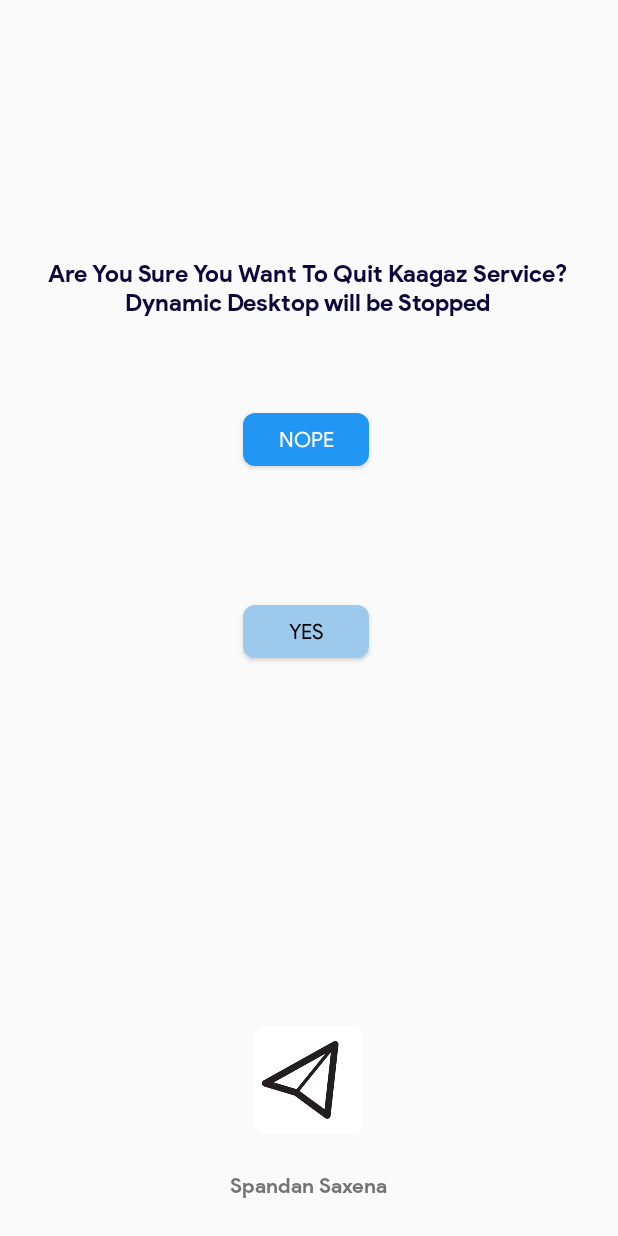
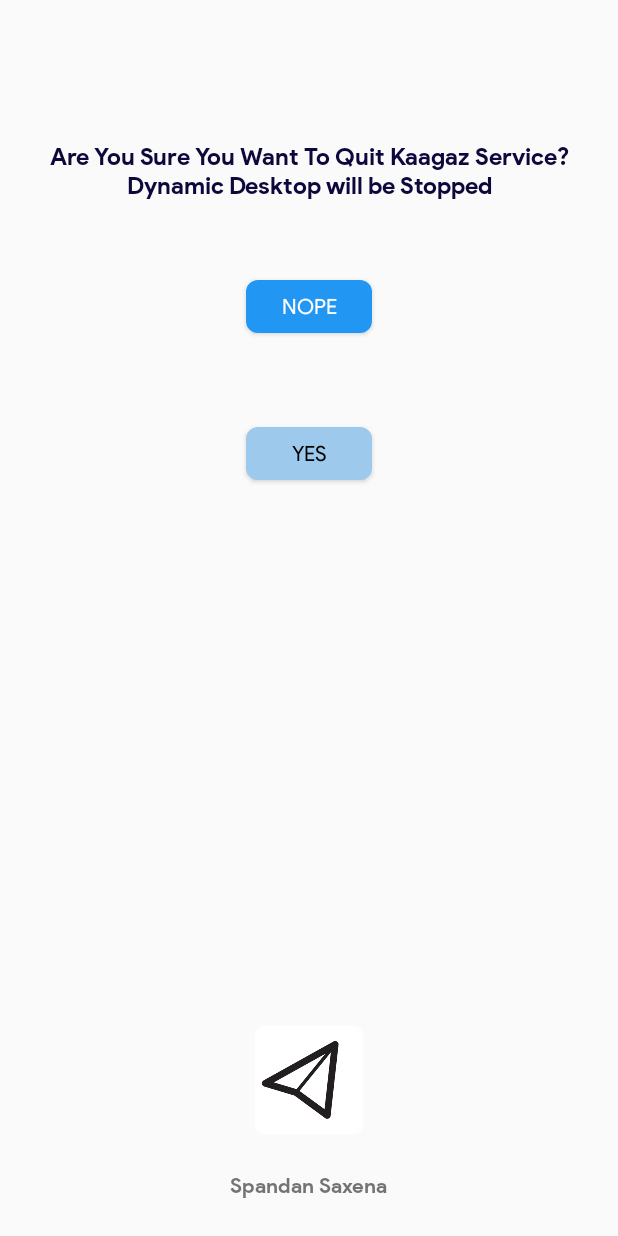
Before and after one commit to the-rebooted-coder/Kaagaz, an Android app: the Settings screen opened directly, with no data from a screen before it, on a phone screen of 412 x 824 dp. Run offline under Robolectric (Android 15) with nearby library versions, the phone set to English and light mode, and no system bars; libraries missing offline, so code that uses them is left out: com.pedromassango.doubleclick; 1 statement that could not run was skipped.

Commit message:
Fixed Settings Activity Layout

```diff
--- a/app/src/main/res/layout-night/activity_settings.xml
+++ b/app/src/main/res/layout-night/activity_settings.xml
@@ -44,48 +44,42 @@
         android:id="@+id/textView2"
         android:layout_width="wrap_content"
         android:layout_height="wrap_content"
-        android:layout_marginStart="175dp"
-        android:layout_marginTop="172dp"
-        android:layout_marginEnd="178dp"
-        android:layout_marginBottom="63dp"
         android:fontFamily="@font/productsansbold"
         android:text="@string/final_confirmation"
         android:textAlignment="center"
-        android:textColor="@color/white"
+        android:textColor="@color/yello_ish"
         android:textSize="16sp"
-        app:layout_constraintBottom_toTopOf="@+id/nope"
+        app:layout_constraintBottom_toBottomOf="parent"
         app:layout_constraintEnd_toEndOf="parent"
         app:layout_constraintStart_toStartOf="parent"
         app:layout_constraintTop_toTopOf="parent"
-        app:layout_constraintVertical_bias="0.16000003" />
+        app:layout_constraintVertical_bias="0.120000005" />
 
     <Button
         android:id="@+id/yes"
         android:layout_width="84dp"
         android:layout_height="35dp"
-        android:layout_marginStart="159dp"
-        android:layout_marginEnd="164dp"
-        android:layout_marginBottom="245dp"
         android:background="@drawable/roundedbutton5"
         android:fontFamily="@font/productsans"
         android:text="@string/yes"
         android:textColor="@android:color/black"
-        app:layout_constraintBottom_toTopOf="@+id/imageView2"
+        app:layout_constraintBottom_toBottomOf="parent"
         app:layout_constraintEnd_toEndOf="parent"
-        app:layout_constraintStart_toStartOf="parent" />
+        app:layout_constraintStart_toStartOf="parent"
+        app:layout_constraintTop_toBottomOf="@+id/nope"
+        app:layout_constraintVertical_bias="0.110000014" />
 
     <Button
         android:id="@+id/nope"
         android:layout_width="84dp"
         android:layout_height="35dp"
-        android:layout_marginStart="159dp"
-        android:layout_marginTop="63dp"
-        android:layout_marginEnd="164dp"
         android:background="@drawable/roundedbutton4"
         android:fontFamily="@font/productsans"
         android:text="@string/nope"
         android:textColor="@color/ic_launcher_background"
+        app:layout_constraintBottom_toBottomOf="parent"
         app:layout_constraintEnd_toEndOf="parent"
         app:layout_constraintStart_toStartOf="parent"
-        app:layout_constraintTop_toBottomOf="@+id/textView2" />
+        app:layout_constraintTop_toBottomOf="@+id/textView2"
+        app:layout_constraintVertical_bias="0.07999998" />
 </androidx.constraintlayout.widget.ConstraintLayout>
--- a/app/src/main/res/layout/activity_settings.xml
+++ b/app/src/main/res/layout/activity_settings.xml
@@ -44,48 +44,42 @@
         android:id="@+id/textView2"
         android:layout_width="wrap_content"
         android:layout_height="wrap_content"
-        android:layout_marginStart="175dp"
-        android:layout_marginTop="172dp"
-        android:layout_marginEnd="178dp"
-        android:layout_marginBottom="63dp"
         android:fontFamily="@font/productsansbold"
         android:text="@string/final_confirmation"
         android:textAlignment="center"
         android:textColor="@color/blues"
         android:textSize="16sp"
-        app:layout_constraintBottom_toTopOf="@+id/nope"
+        app:layout_constraintBottom_toBottomOf="parent"
         app:layout_constraintEnd_toEndOf="parent"
         app:layout_constraintStart_toStartOf="parent"
         app:layout_constraintTop_toTopOf="parent"
-        app:layout_constraintVertical_bias="0.16000003" />
+        app:layout_constraintVertical_bias="0.120000005" />
 
     <Button
         android:id="@+id/yes"
         android:layout_width="84dp"
         android:layout_height="35dp"
-        android:layout_marginStart="159dp"
-        android:layout_marginEnd="164dp"
-        android:layout_marginBottom="245dp"
         android:background="@drawable/roundedbutton5"
         android:fontFamily="@font/productsans"
         android:text="@string/yes"
         android:textColor="@android:color/black"
-        app:layout_constraintBottom_toTopOf="@+id/imageView2"
+        app:layout_constraintBottom_toBottomOf="parent"
         app:layout_constraintEnd_toEndOf="parent"
-        app:layout_constraintStart_toStartOf="parent" />
+        app:layout_constraintStart_toStartOf="parent"
+        app:layout_constraintTop_toBottomOf="@+id/nope"
+        app:layout_constraintVertical_bias="0.110000014" />
 
     <Button
         android:id="@+id/nope"
         android:layout_width="84dp"
         android:layout_height="35dp"
-        android:layout_marginStart="159dp"
-        android:layout_marginTop="63dp"
-        android:layout_marginEnd="164dp"
         android:background="@drawable/roundedbutton4"
         android:fontFamily="@font/productsans"
         android:text="@string/nope"
         android:textColor="@color/ic_launcher_background"
+        app:layout_constraintBottom_toBottomOf="parent"
         app:layout_constraintEnd_toEndOf="parent"
         app:layout_constraintStart_toStartOf="parent"
-        app:layout_constraintTop_toBottomOf="@+id/textView2" />
+        app:layout_constraintTop_toBottomOf="@+id/textView2"
+        app:layout_constraintVertical_bias="0.07999998" />
 </androidx.constraintlayout.widget.ConstraintLayout>
```
